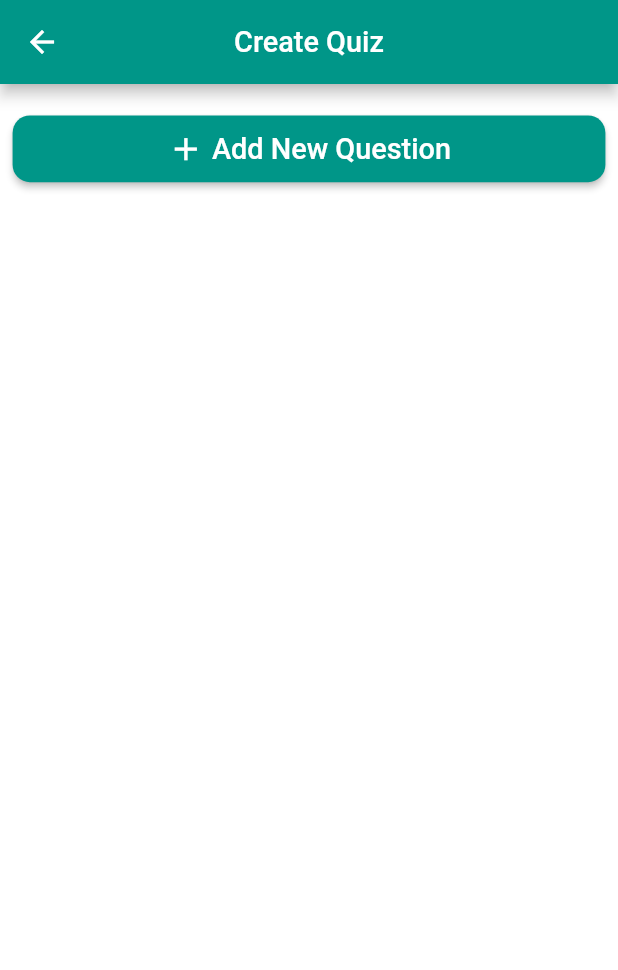
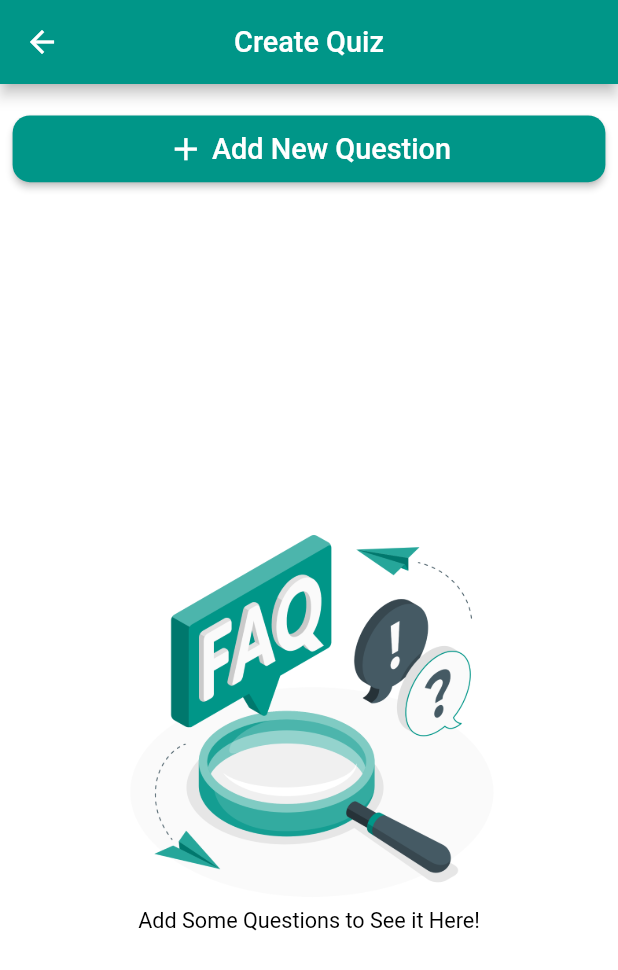
Before and after one commit to MohammedMotlaq/Quiz-App, a Flutter app: the screen it shows after launch, after a tap on the "menu" icon, after a tap on "Create Quiz", on a phone screen of 412 x 824 dp. Shown: the top 970 px of the screen. Run offline on Flutter 3.47's test engine with Material 2 defaults, Android fonts, the phone set to English and light mode, and no system bars; our stand-ins replace flutter_screenutil, sqflite; accounts and stored records are empty.

```diff
--- a/lib/Database/quiz_database.dart
+++ b/lib/Database/quiz_database.dart
@@ -29,7 +29,7 @@ class QuizDatabase{
   Future<Database> createConnectionWithDatabase()async{
     log("on createConnectionWithDatabase");
     String databasePath = await getDatabasesPath();
-    String databaseName = 'quizDatabase6';
+    String databaseName = 'QuizDatabase';
     String fullPath = join(databasePath,databaseName);
 
     Database database = await openDatabase(fullPath,version: 1,onCreate: (db,i) async{
--- a/lib/Screens/create_quiz.dart
+++ b/lib/Screens/create_quiz.dart
@@ -43,7 +43,52 @@ class _CreateQuizState extends State<CreateQuiz> {
             ),
             centerTitle: true,
           ),
-          body: Column(
+          body:quizProvider.questions.isEmpty
+          ?Center(
+            child: Column(
+              children: [
+                SizedBox(width: MediaQuery.of(context).size.width,),
+                Padding(
+                  padding: EdgeInsets.symmetric(vertical: 20.h,horizontal: 8.w),
+                  child: ElevatedButton(
+                      style: ElevatedButton.styleFrom(
+                          padding: EdgeInsets.symmetric(vertical: 10.h),
+                          shape: RoundedRectangleBorder(
+                              borderRadius: BorderRadius.circular(12.r)
+                          )
+                      ),
+                      onPressed: (){
+                        AppRouter.pushWidget(AddNewQuestion());
+                      },
+                      child: Row(
+                        mainAxisAlignment: MainAxisAlignment.center,
+                        children: [
+                          Icon(Icons.add,size: 24.w,color: Colors.white,),
+                          Text(
+                            ' Add New Question',
+                            style: TextStyle(
+                                color: Colors.white,
+                                fontSize: 20.sp
+                            ),
+                          ),
+                        ],
+                      )
+                  ),
+                ),
+                const Spacer(),
+                Image.asset('assets/images/faq.png',width: 250.w,height: 250.w,),
+                Text(
+                  'Add Some Questions to See it Here!',
+                  style: TextStyle(
+                      color: Colors.black,
+                      fontSize: 15.sp
+                  ),
+                ),
+                const Spacer(),
+              ],
+            ),
+          )
+          :Column(
             children: [
               SizedBox(width: MediaQuery.of(context).size.width,),
               Padding(
```
Also changed, not shown: pubspec.lock, 27 other files.
